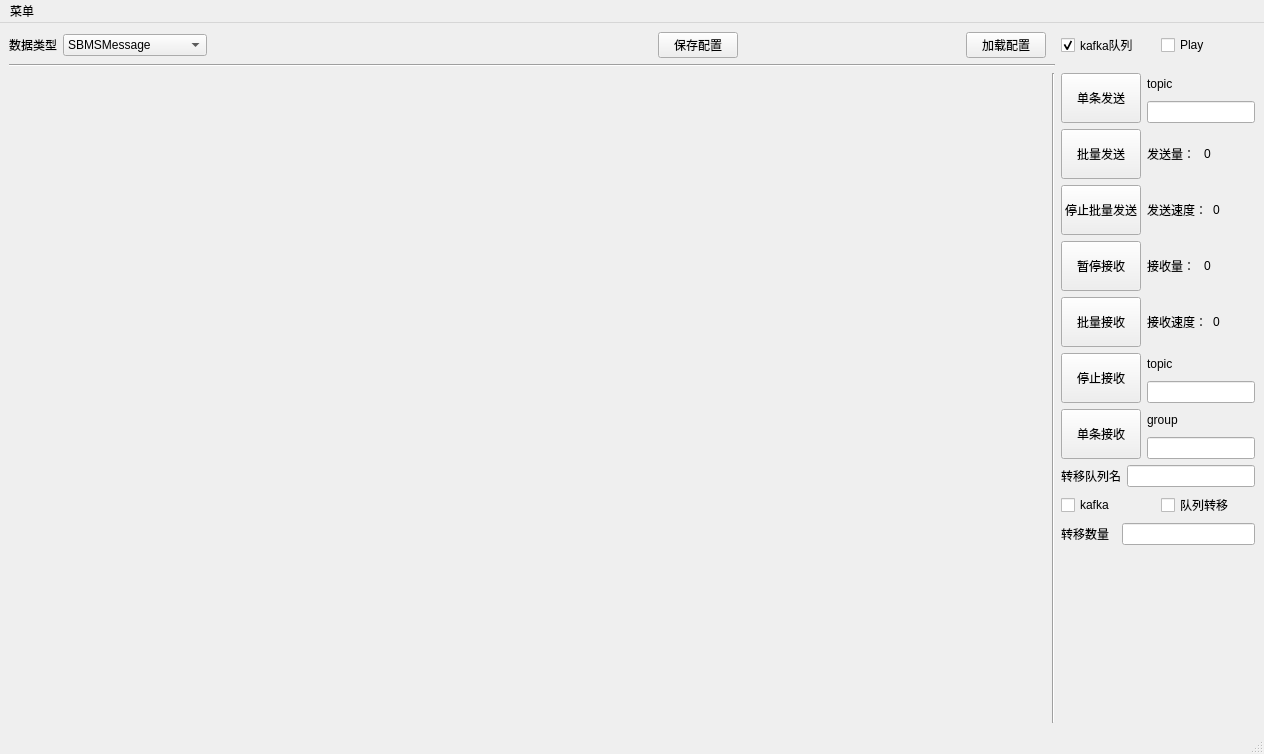
First picture: the form in MsgTest/UI/UI_MainWindow.ui, repository XiaoJiaoYaZi/welink, before the edit.
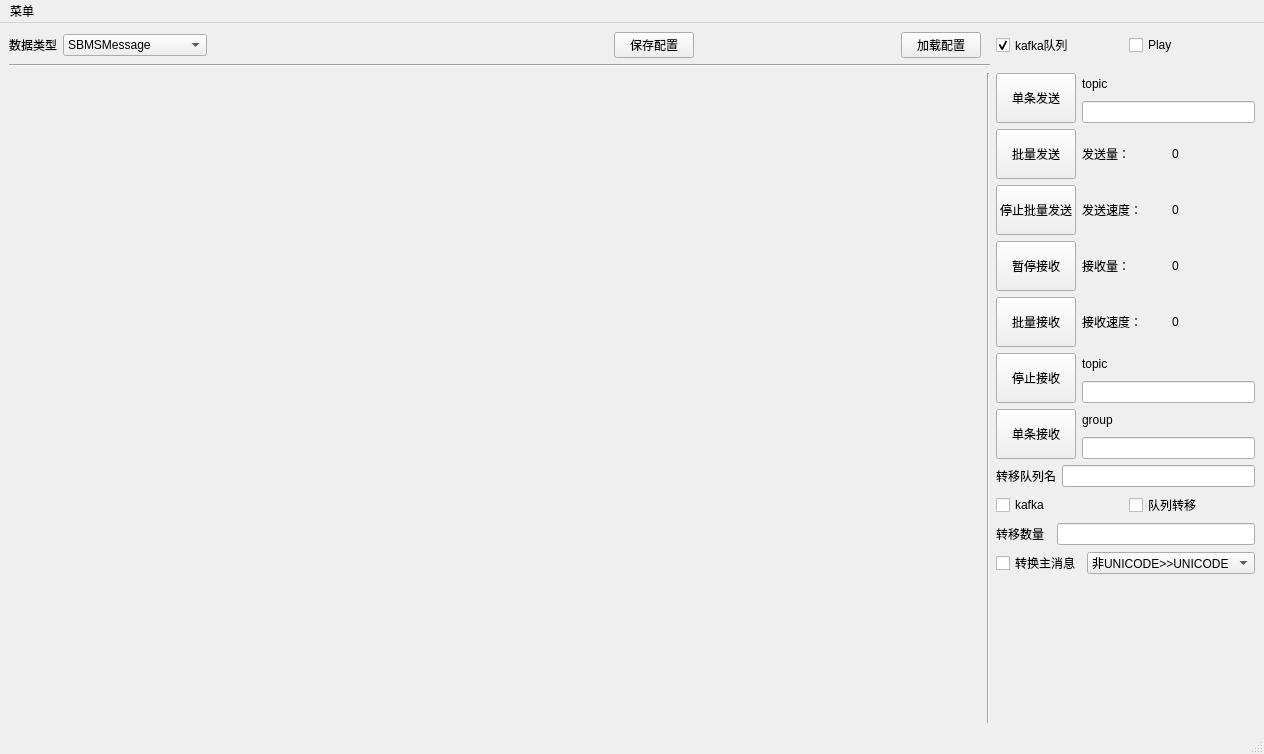
Second picture: the form after the edit. Icons and pictures are not drawn.

What changed in the file:
```diff
--- a/MsgTest/UI/UI_MainWindow.ui
+++ b/MsgTest/UI/UI_MainWindow.ui
@@ -482,6 +482,34 @@
           </item>
          </layout>
         </item>
+        <item>
+         <layout class="QHBoxLayout" name="horizontalLayout_12">
+          <item>
+           <widget class="QCheckBox" name="checkBox_transmain">
+            <property name="text">
+             <string>转换主消息</string>
+            </property>
+           </widget>
+          </item>
+          <item>
+           <widget class="QComboBox" name="comboBox_unicode">
+            <property name="currentIndex">
+             <number>1</number>
+            </property>
+            <item>
+             <property name="text">
+              <string>UNICODE&gt;&gt;非UNICODE</string>
+             </property>
+            </item>
+            <item>
+             <property name="text">
+              <string>非UNICODE&gt;&gt;UNICODE</string>
+             </property>
+            </item>
+           </widget>
+          </item>
+         </layout>
+        </item>
        </layout>
       </item>
      </layout>
@@ -494,7 +522,7 @@
       <property name="sizeHint" stdset="0">
        <size>
         <width>186</width>
-        <height>101</height>
+        <height>72</height>
        </size>
       </property>
      </spacer>
```
Left out of the diff: 286 changed lines with no effect on the pictures.
